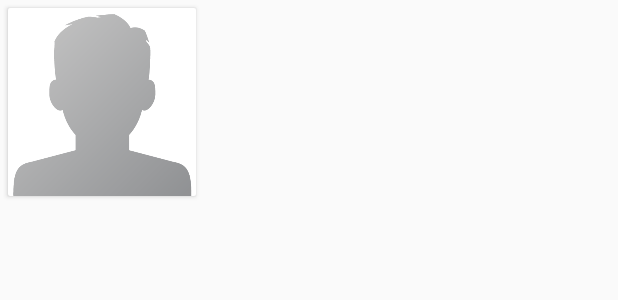
After one commit to OppaLab/Moca-Android, an Android app: the layout thumbnail_item_layout.xml on its own in the app's theme, with its tools: preview values and no code run, on a phone screen of 412 x 824 dp. The commit adds this screen. Shown: the top 300 px of the screen. Run offline under Robolectric (Android 15) with nearby library versions, the phone set to English and light mode, and no system bars; Roboto replaces fonts that are not available here.

Commit message:
프로필 페이지 썸네일 이미지 불러오기

```diff
--- a/app/src/main/res/layout/activity_sign_in.xml
+++ b/app/src/main/res/layout/activity_sign_in.xml
@@ -55,7 +55,7 @@
                 android:layout_marginTop="6dp"
                 android:layout_marginRight="20dp"
                 android:background="@drawable/inputs_background"
-                android:hint="비밀번"
+                android:hint="비밀번호"
                 android:inputType="textPassword"
                 android:padding="10dp"/>
 
--- /dev/null
+++ b/app/src/main/res/layout/thumbnail_item_layout.xml
@@ -0,0 +1,17 @@
+<?xml version="1.0" encoding="utf-8"?>
+<androidx.cardview.widget.CardView
+    xmlns:android="http://schemas.android.com/apk/res/android"
+    android:layout_width="wrap_content"
+    android:layout_height="wrap_content"
+    android:layout_margin="5dp">
+
+    <ImageView
+        android:id="@+id/post_thumbnail"
+        android:layout_width="125dp"
+        android:layout_height="125dp"
+        android:src="@drawable/profile"
+        android:scaleType="centerCrop">
+
+    </ImageView>
+
+</androidx.cardview.widget.CardView>
```
Also changed, not shown: app/src/main/java/com/oppalab/moca/adapter/MyThumbnailAdapter.kt (added, +46 -0 lines), app/src/main/java/com/oppalab/moca/dto/GetMyPostDTO.kt (+2 -12 lines), app/src/main/java/com/oppalab/moca/dto/MyPostDTO.kt (added, +16 -0 lines), app/src/main/java/com/oppalab/moca/fragment/ProfileFragment.kt (+48 -0 lines), app/src/main/res/layout/fragment_profile.xml (+10 -4 lines).
